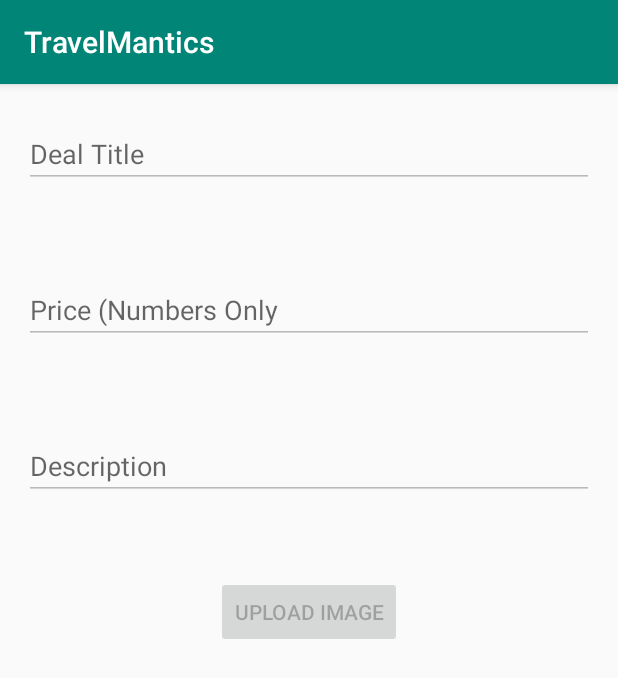
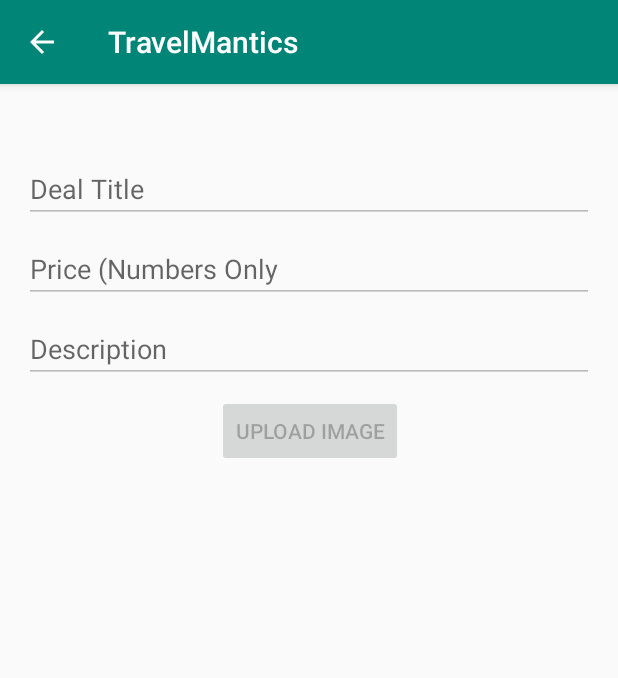
Before and after one commit to segunfrancis/TravelMantics, an Android app: the DealActivity screen opened directly, with no data from a screen before it, on a phone screen of 412 x 824 dp. Shown: the top 678 px of the screen. Run offline under Robolectric (Android 15) with nearby library versions, the phone set to English and light mode, and no system bars; our stand-ins replace Firebase (no records; nobody signed in at launch, a user with empty details on screens opened directly); libraries missing offline, so code that uses them is left out: com.firebase.ui.

Commit message:
layout modifications

```diff
--- a/app/src/main/AndroidManifest.xml
+++ b/app/src/main/AndroidManifest.xml
@@ -12,7 +12,9 @@
         android:roundIcon="@mipmap/ic_launcher_round"
         android:supportsRtl="true"
         android:theme="@style/AppTheme">
-        <activity android:name=".DealActivity"></activity>
+        <activity
+            android:name=".DealActivity"
+            android:parentActivityName=".MainActivity" />
         <activity android:name=".MainActivity">
             <intent-filter>
                 <action android:name="android.intent.action.MAIN" />
--- a/app/src/main/java/com/android/computer/travelmantics/TravelDealAdapter.java
+++ b/app/src/main/java/com/android/computer/travelmantics/TravelDealAdapter.java
@@ -130,7 +130,7 @@ public class TravelDealAdapter extends RecyclerView.Adapter<TravelDealAdapter.Tr
                         .load(url)
                         .apply(new RequestOptions().override(160, 160))
                         .placeholder(placeHolder)
-                        .error(R.drawable.googleg_disabled_color_18)
+                        .error(R.drawable.error_image)
                         .centerCrop()
                         .into(imageDeal);
             }
--- /dev/null
+++ b/app/src/main/res/layout-land/activity_deal.xml
@@ -0,0 +1,86 @@
+<?xml version="1.0" encoding="utf-8"?>
+<ScrollView xmlns:android="http://schemas.android.com/apk/res/android"
+    xmlns:app="http://schemas.android.com/apk/res-auto"
+    xmlns:tools="http://schemas.android.com/tools"
+    android:layout_width="match_parent"
+    android:layout_height="match_parent"
+    tools:context=".DealActivity">
+
+    <android.support.constraint.ConstraintLayout
+        android:layout_width="match_parent"
+        android:layout_height="wrap_content">
+
+        <EditText
+            android:id="@+id/txtTitle"
+            android:layout_width="0dp"
+            android:layout_height="wrap_content"
+            android:layout_marginStart="16dp"
+            android:layout_marginLeft="16dp"
+            android:layout_marginTop="16dp"
+            android:layout_marginEnd="16dp"
+            android:layout_marginRight="16dp"
+            android:hint="Deal Title"
+            android:inputType="textPersonName|textCapWords"
+            app:layout_constraintBottom_toTopOf="@+id/txtPrice"
+            app:layout_constraintEnd_toEndOf="parent"
+            app:layout_constraintStart_toStartOf="parent"
+            app:layout_constraintTop_toTopOf="parent"
+            app:layout_constraintVertical_chainStyle="spread_inside" />
+
+        <EditText
+            android:id="@+id/txtPrice"
+            android:layout_width="0dp"
+            android:layout_height="wrap_content"
+            android:layout_marginStart="16dp"
+            android:layout_marginLeft="16dp"
+            android:layout_marginTop="8dp"
+            android:layout_marginEnd="16dp"
+            android:layout_marginRight="16dp"
+            android:hint="Price (Numbers Only"
+            android:inputType="number"
+            app:layout_constraintBottom_toTopOf="@+id/txtDescription"
+            app:layout_constraintEnd_toEndOf="parent"
+            app:layout_constraintStart_toStartOf="parent"
+            app:layout_constraintTop_toBottomOf="@+id/txtTitle" />
+
+        <EditText
+            android:id="@+id/txtDescription"
+            android:layout_width="0dp"
+            android:layout_height="wrap_content"
+            android:layout_marginStart="16dp"
+            android:layout_marginLeft="16dp"
+            android:layout_marginTop="8dp"
+            android:layout_marginEnd="16dp"
+            android:layout_marginRight="16dp"
+            android:hint="Description"
+            android:inputType="textMultiLine|textCapSentences"
+            app:layout_constraintBottom_toTopOf="@+id/btnImage"
+            app:layout_constraintEnd_toEndOf="parent"
+            app:layout_constraintStart_toStartOf="parent"
+            app:layout_constraintTop_toBottomOf="@+id/txtPrice" />
+
+        <Button
+            android:id="@+id/btnImage"
+            android:layout_width="wrap_content"
+            android:layout_height="wrap_content"
+            android:layout_marginTop="8dp"
+            android:layout_marginBottom="8dp"
+            android:text="Upload Image"
+            app:layout_constraintBottom_toTopOf="@+id/image"
+            app:layout_constraintEnd_toEndOf="parent"
+            app:layout_constraintStart_toStartOf="parent"
+            app:layout_constraintTop_toBottomOf="@+id/txtDescription" />
+
+        <ImageView
+            android:id="@+id/image"
+            android:layout_width="0dp"
+            android:layout_height="wrap_content"
+            android:adjustViewBounds="true"
+            android:scaleType="centerCrop"
+            app:layout_constraintBottom_toBottomOf="parent"
+            app:layout_constraintEnd_toEndOf="parent"
+            app:layout_constraintStart_toStartOf="parent"
+            app:layout_constraintTop_toBottomOf="@+id/btnImage"
+            tools:src="@mipmap/ic_launcher" />
+    </android.support.constraint.ConstraintLayout>
+</ScrollView>
--- a/app/src/main/res/layout/activity_deal.xml
+++ b/app/src/main/res/layout/activity_deal.xml
@@ -6,80 +6,71 @@
     android:layout_height="match_parent"
     tools:context=".DealActivity">
 
+    <ScrollView
+        android:id="@+id/scrollView2"
+        android:layout_width="match_parent"
+        android:layout_height="wrap_content"
+        android:layout_marginTop="8dp"
+        android:layout_marginBottom="8dp"
+        app:layout_constraintBottom_toTopOf="@+id/guideline"
+        app:layout_constraintEnd_toEndOf="parent"
+        app:layout_constraintStart_toStartOf="parent"
+        app:layout_constraintTop_toTopOf="parent">
+
+        <LinearLayout
+            android:id="@+id/linearLayout"
+            android:layout_width="match_parent"
+            android:layout_height="wrap_content"
+            android:orientation="vertical">
+
             <EditText
                 android:id="@+id/txtTitle"
-        android:layout_width="0dp"
+                android:layout_width="match_parent"
                 android:layout_height="wrap_content"
                 android:layout_marginStart="16dp"
                 android:layout_marginLeft="16dp"
-        android:layout_marginTop="24dp"
+                android:layout_marginTop="16dp"
                 android:layout_marginEnd="16dp"
                 android:layout_marginRight="16dp"
-        android:ems="10"
                 android:hint="Deal Title"
-        android:inputType="textPersonName"
-        app:layout_constraintBottom_toTopOf="@+id/txtPrice"
-        app:layout_constraintEnd_toEndOf="parent"
-        app:layout_constraintHorizontal_bias="0.5"
-        app:layout_constraintStart_toStartOf="parent"
-        app:layout_constraintTop_toTopOf="parent"
-        app:layout_constraintVertical_chainStyle="spread_inside" />
+                android:inputType="textPersonName|textCapWords" />
 
             <EditText
                 android:id="@+id/txtPrice"
-        android:layout_width="0dp"
+                android:layout_width="match_parent"
                 android:layout_height="wrap_content"
                 android:layout_marginStart="16dp"
                 android:layout_marginLeft="16dp"
-        android:layout_marginTop="24dp"
+                android:layout_marginTop="8dp"
                 android:layout_marginEnd="16dp"
                 android:layout_marginRight="16dp"
-        android:ems="10"
                 android:hint="Price (Numbers Only"
-        android:inputType="number"
-        app:layout_constraintBottom_toTopOf="@+id/txtDescription"
-        app:layout_constraintEnd_toEndOf="parent"
-        app:layout_constraintHorizontal_bias="0.5"
-        app:layout_constraintStart_toStartOf="parent"
-        app:layout_constraintTop_toBottomOf="@+id/txtTitle" />
+                android:inputType="number" />
 
             <EditText
                 android:id="@+id/txtDescription"
-        android:layout_width="0dp"
+                android:layout_width="match_parent"
                 android:layout_height="wrap_content"
                 android:layout_marginStart="16dp"
                 android:layout_marginLeft="16dp"
-        android:layout_marginTop="24dp"
+                android:layout_marginTop="8dp"
                 android:layout_marginEnd="16dp"
                 android:layout_marginRight="16dp"
-        android:ems="10"
                 android:hint="Description"
-        android:inputType="textMultiLine"
-        app:layout_constraintBottom_toTopOf="@+id/btnImage"
-        app:layout_constraintEnd_toEndOf="parent"
-        app:layout_constraintHorizontal_bias="0.5"
-        app:layout_constraintStart_toStartOf="parent"
-        app:layout_constraintTop_toBottomOf="@+id/txtPrice" />
+                android:inputType="textMultiLine|textCapSentences" />
+        </LinearLayout>
+    </ScrollView>
 
     <Button
         android:id="@+id/btnImage"
         android:layout_width="wrap_content"
         android:layout_height="wrap_content"
-        android:layout_marginTop="16dp"
-        android:layout_marginBottom="8dp"
+        android:layout_marginTop="8dp"
         android:text="Upload Image"
-        app:layout_constraintBottom_toTopOf="@+id/guideline"
         app:layout_constraintEnd_toEndOf="parent"
-        app:layout_constraintHorizontal_bias="0.5"
+        app:layout_constraintHorizontal_bias="0.502"
         app:layout_constraintStart_toStartOf="parent"
-        app:layout_constraintTop_toBottomOf="@+id/txtDescription" />
-
-    <android.support.constraint.Guideline
-        android:id="@+id/guideline"
-        android:layout_width="wrap_content"
-        android:layout_height="wrap_content"
-        android:orientation="horizontal"
-        app:layout_constraintGuide_percent="0.5" />
+        app:layout_constraintTop_toBottomOf="@+id/scrollView2" />
 
     <ImageView
         android:id="@+id/image"
@@ -91,6 +82,13 @@
         app:layout_constraintBottom_toBottomOf="parent"
         app:layout_constraintEnd_toEndOf="parent"
         app:layout_constraintStart_toStartOf="parent"
-        app:layout_constraintTop_toTopOf="@+id/guideline"
+        app:layout_constraintTop_toBottomOf="@+id/btnImage"
         tools:src="@mipmap/ic_launcher" />
+
+    <android.support.constraint.Guideline
+        android:id="@+id/guideline"
+        android:layout_width="wrap_content"
+        android:layout_height="wrap_content"
+        android:orientation="horizontal"
+        app:layout_constraintGuide_percent="0.3" />
 </android.support.constraint.ConstraintLayout>
--- a/app/src/main/res/layout/deal_item.xml
+++ b/app/src/main/res/layout/deal_item.xml
@@ -5,6 +5,7 @@
     android:layout_width="match_parent"
     android:layout_height="wrap_content"
     android:layout_margin="8dp"
+    app:cardCornerRadius="4dp"
     app:contentPadding="4dp">
 
     <android.support.constraint.ConstraintLayout
@@ -47,10 +48,22 @@
             android:layout_marginTop="8dp"
             android:layout_marginEnd="8dp"
             android:layout_marginRight="8dp"
-            tools:text="Description"
-            app:layout_constraintEnd_toEndOf="parent"
+            android:ellipsize="end"
+            android:maxLines="2"
+            app:layout_constraintEnd_toStartOf="@+id/tvCurrency"
             app:layout_constraintStart_toStartOf="@+id/tvTitle"
-            app:layout_constraintTop_toBottomOf="@+id/tvTitle" />
+            app:layout_constraintTop_toBottomOf="@+id/tvTitle"
+            tools:text="Description" />
+
+        <TextView
+            android:id="@+id/tvCurrency"
+            android:layout_width="wrap_content"
+            android:layout_height="wrap_content"
+            android:layout_marginBottom="8dp"
+            android:textColor="@android:color/holo_red_light"
+            app:layout_constraintBottom_toBottomOf="parent"
+            app:layout_constraintEnd_toStartOf="@id/tvPrice"
+            android:text="\u20A6" />
 
         <TextView
             android:id="@+id/tvPrice"
@@ -59,9 +72,9 @@
             android:layout_marginEnd="8dp"
             android:layout_marginRight="8dp"
             android:layout_marginBottom="8dp"
-            tools:text="Price"
             android:textColor="@android:color/holo_red_light"
             app:layout_constraintBottom_toBottomOf="parent"
-            app:layout_constraintEnd_toEndOf="parent" />
+            app:layout_constraintEnd_toEndOf="parent"
+            tools:text="Price" />
     </android.support.constraint.ConstraintLayout>
 </android.support.v7.widget.CardView>
```
Also changed, not shown: app/src/main/res/drawable/error_image.png (added). Lines whose indentation alone changed are shown as unchanged.
